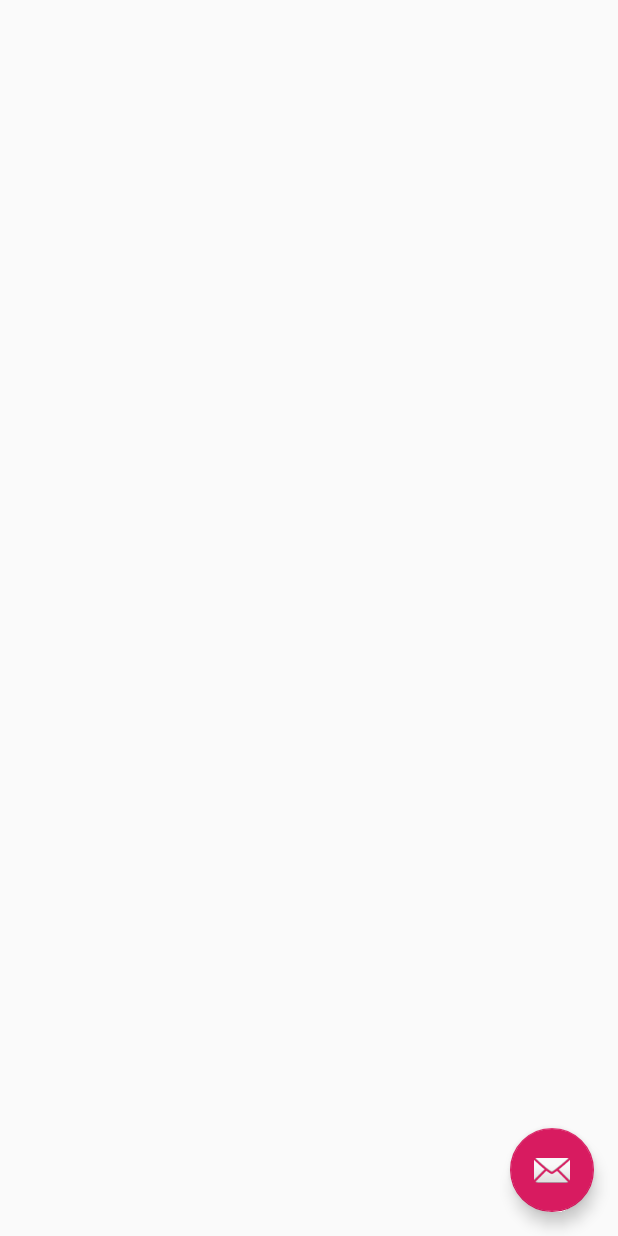
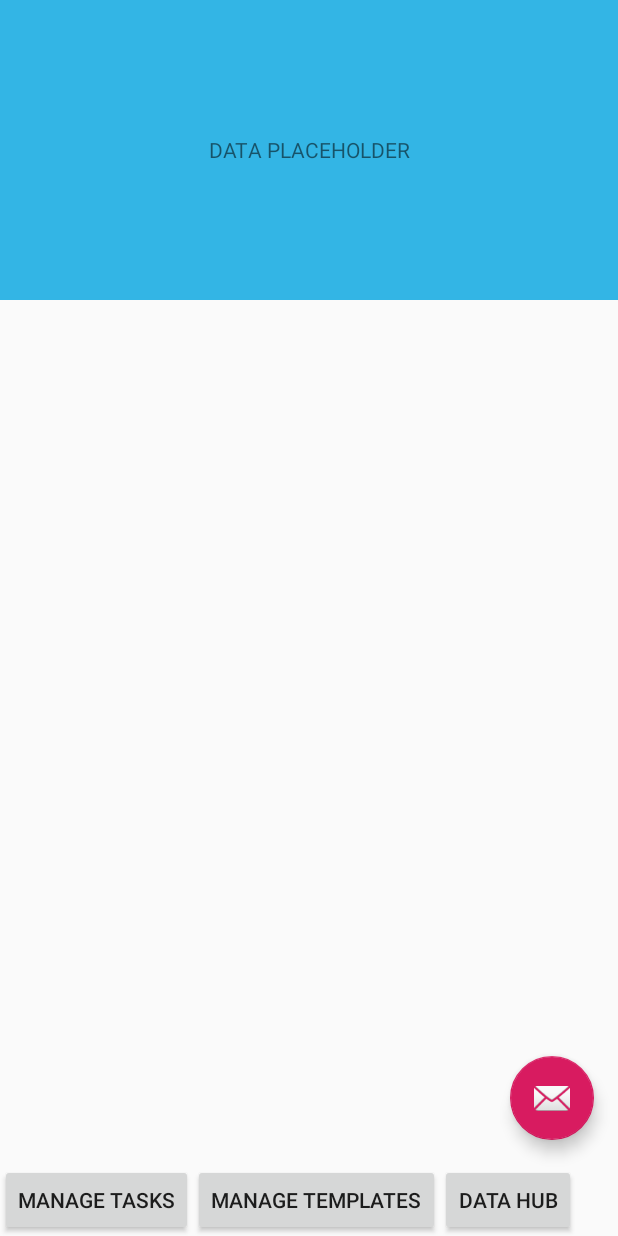
Before and after one commit to SeanWolfgang/ShrimpScheduler, an Android app: the screen it shows after launch (MainActivity), on a phone screen of 412 x 824 dp. Run offline under Robolectric (Android 15) with nearby library versions, the phone set to English and light mode, and no system bars; our stand-ins replace Room's generated code.

Commit message:
Made date picker functional in create task window. Fixed view at start page to display all three fragments without overlap.

```diff
--- /dev/null
+++ b/app/src/main/java/com/example/shrimpscheduler/ButtonRibbonFragment.java
@@ -0,0 +1,24 @@
+package com.example.shrimpscheduler;
+
+import android.os.Bundle;
+import android.view.LayoutInflater;
+import android.view.View;
+import android.view.ViewGroup;
+import android.widget.Button;
+
+import androidx.annotation.NonNull;
+import androidx.annotation.Nullable;
+import androidx.fragment.app.Fragment;
+
+public class ButtonRibbonFragment extends Fragment {
+    private Button manageTasksButton;
+    private Button manageTemplatesButton;
+    private Button dataHubButton;
+
+    @Nullable
+    @Override
+    public View onCreateView(@NonNull LayoutInflater inflater, @Nullable ViewGroup container, @Nullable Bundle savedInstanceState) {
+        View view = inflater.inflate(R.layout.button_ribbon, container, false);
+        return view;
+    }
+}
--- /dev/null
+++ b/app/src/main/java/com/example/shrimpscheduler/DataPreviewFragment.java
@@ -0,0 +1,19 @@
+package com.example.shrimpscheduler;
+
+import android.os.Bundle;
+import android.view.LayoutInflater;
+import android.view.View;
+import android.view.ViewGroup;
+
+import androidx.annotation.NonNull;
+import androidx.annotation.Nullable;
+import androidx.fragment.app.Fragment;
+
+public class DataPreviewFragment extends Fragment {
+    @Nullable
+    @Override
+    public View onCreateView(@NonNull LayoutInflater inflater, @Nullable ViewGroup container, @Nullable Bundle savedInstanceState) {
+        View view = inflater.inflate(R.layout.data_preview, container, false);
+        return view;
+    }
+}
--- a/app/src/main/java/com/example/shrimpscheduler/MainActivity.java
+++ b/app/src/main/java/com/example/shrimpscheduler/MainActivity.java
@@ -10,17 +10,21 @@ import com.google.android.material.snackbar.Snackbar;
 import androidx.annotation.RequiresApi;
 import androidx.appcompat.app.AppCompatActivity;
 import androidx.appcompat.widget.Toolbar;
+import androidx.fragment.app.Fragment;
 import androidx.lifecycle.ViewModelProvider;
 import androidx.recyclerview.widget.LinearLayoutManager;
 import androidx.recyclerview.widget.RecyclerView;
 
+import android.util.Log;
 import android.view.View;
 import android.view.Menu;
 import android.view.MenuItem;
 import android.widget.Toast;
 
 import java.time.Clock;
+import java.time.LocalDateTime;
 import java.time.OffsetDateTime;
+import java.time.ZoneOffset;
 
 public class MainActivity extends AppCompatActivity {
 
@@ -28,6 +32,8 @@ public class MainActivity extends AppCompatActivity {
     private ShrimpTaskViewModel shrimpTaskViewModel;
     public static final int NEW_WORD_ACTIVITY_REQUEST_CODE = 1;
     private RecyclerFragment recyclerFragment;
+    private Fragment buttonRibbonFragment;
+    private Fragment dataPreviewFragment;
 
 
     @Override
@@ -38,9 +44,13 @@ public class MainActivity extends AppCompatActivity {
         final ShrimpTaskAdapter adapter = new ShrimpTaskAdapter(new ShrimpTaskAdapter.ShrimpTaskDiff());
 
         recyclerFragment = new RecyclerFragment();
+        buttonRibbonFragment = new ButtonRibbonFragment();
+        dataPreviewFragment = new DataPreviewFragment();
 
         getSupportFragmentManager().beginTransaction()
+                .replace(R.id.top_container, dataPreviewFragment)
                 .replace(R.id.middle_container, recyclerFragment)
+                .replace(R.id.bottom_container, buttonRibbonFragment)
                 .commit();
 
         fab = findViewById(R.id.fab);
@@ -48,7 +58,6 @@ public class MainActivity extends AppCompatActivity {
         fab.setOnClickListener( view -> {
             Intent intent = new Intent(MainActivity.this, CreateTask.class);
             startActivityForResult(intent, NEW_WORD_ACTIVITY_REQUEST_CODE);
-
         });
     }
 
@@ -79,8 +88,17 @@ public class MainActivity extends AppCompatActivity {
         super.onActivityResult(requestCode, resultCode, data);
 
         if (requestCode == NEW_WORD_ACTIVITY_REQUEST_CODE && resultCode == RESULT_OK) {
-            ShrimpTask shrimpTask = new ShrimpTask(data.getStringExtra(CreateTask.EXTRA_REPLY1), "parent", OffsetDateTime.now(Clock.systemDefaultZone()), data.getStringExtra(CreateTask.EXTRA_REPLY2));
-            shrimpTaskViewModel.insert(shrimpTask);
+            //ShrimpTask shrimpTask = new ShrimpTask("je", "parent", OffsetDateTime.now(Clock.systemDefaultZone()), "je");
+            int[] dateArray = data.getIntArrayExtra(CreateTask.EXTRA_REPLY2);
+
+            // Log.w("myApp", dateArray.toString());
+
+            OffsetDateTime startDateTime = OffsetDateTime.of(LocalDateTime.of(dateArray[0], dateArray[1] + 1, dateArray[2], 00, 00),
+                    ZoneOffset.of("+12"));
+
+            ShrimpTask shrimpTask = new ShrimpTask(data.getStringExtra(CreateTask.EXTRA_REPLY1), "parent", startDateTime, data.getStringExtra(CreateTask.EXTRA_REPLY3));
+
+            recyclerFragment.getShrimpTaskViewModel().insert(shrimpTask);
         } else {
             Toast.makeText(
                     getApplicationContext(),
--- a/app/src/main/java/com/example/shrimpscheduler/RecyclerFragment.java
+++ b/app/src/main/java/com/example/shrimpscheduler/RecyclerFragment.java
@@ -25,11 +25,9 @@ public class RecyclerFragment extends Fragment {
         final ShrimpTaskAdapter adapter = new ShrimpTaskAdapter(new ShrimpTaskAdapter.ShrimpTaskDiff());
 
         recyclerView = view.findViewById(R.id.recycler_view);
-
-
-
         recyclerView.setLayoutManager(new LinearLayoutManager(view.getContext()));
         recyclerView.setAdapter(adapter);
+        recyclerView.setNestedScrollingEnabled(false);
 
         shrimpTaskViewModel.getAllShrimpTasks().observe(this, shrimpTasks -> {
             // Update the cached copy of the words in the adapter.
@@ -38,4 +36,6 @@ public class RecyclerFragment extends Fragment {
 
         return view;
     }
+
+    public ShrimpTaskViewModel getShrimpTaskViewModel() {return shrimpTaskViewModel;}
 }
--- a/app/src/main/res/layout/activity_main.xml
+++ b/app/src/main/res/layout/activity_main.xml
@@ -1,5 +1,5 @@
 <?xml version="1.0" encoding="utf-8"?>
-<androidx.coordinatorlayout.widget.CoordinatorLayout xmlns:android="http://schemas.android.com/apk/res/android"
+<androidx.constraintlayout.widget.ConstraintLayout xmlns:android="http://schemas.android.com/apk/res/android"
     xmlns:app="http://schemas.android.com/apk/res-auto"
     xmlns:tools="http://schemas.android.com/tools"
     android:layout_width="match_parent"
@@ -9,24 +9,35 @@
     <FrameLayout
         android:id="@+id/top_container"
         android:layout_width="match_parent"
-        android:layout_height="wrap_content"/>
+        android:layout_height="wrap_content"
+        android:layout_alignParentTop="true"
+        android:layout_alignParentLeft="true"
+        app:layout_constraintStart_toStartOf="parent"
+        app:layout_constraintTop_toTopOf="parent"/>
 
     <FrameLayout
         android:id="@+id/middle_container"
         android:layout_width="match_parent"
-        android:layout_height="wrap_content"/>
+        android:layout_height="0dp"
+        app:layout_constraintStart_toStartOf="parent"
+        app:layout_constraintVertical_chainStyle="spread_inside"
+        app:layout_constraintTop_toBottomOf="@id/top_container"
+        app:layout_constraintBottom_toTopOf="@id/bottom_container"/>
 
     <FrameLayout
         android:id="@+id/bottom_container"
         android:layout_width="match_parent"
-        android:layout_height="wrap_content"/>
+        android:layout_height="wrap_content"
+        app:layout_constraintStart_toStartOf="parent"
+        app:layout_constraintBottom_toBottomOf="parent"/>
 
     <com.google.android.material.floatingactionbutton.FloatingActionButton
         android:id="@+id/fab"
         android:layout_width="wrap_content"
         android:layout_height="wrap_content"
-        android:layout_gravity="bottom|end"
+        app:layout_constraintEnd_toEndOf="parent"
+        app:layout_constraintBottom_toTopOf="@id/bottom_container"
         android:layout_margin="@dimen/fab_margin"
         app:srcCompat="@android:drawable/ic_dialog_email" />
 
-</androidx.coordinatorlayout.widget.CoordinatorLayout>
+</androidx.constraintlayout.widget.ConstraintLayout>
--- /dev/null
+++ b/app/src/main/res/layout/button_ribbon.xml
@@ -0,0 +1,26 @@
+<?xml version="1.0" encoding="utf-8"?>
+<LinearLayout xmlns:android="http://schemas.android.com/apk/res/android"
+    android:orientation="horizontal"
+    android:layout_width="match_parent"
+    android:layout_height="wrap_content"
+    android:layout_gravity="center_horizontal">
+
+    <Button
+        android:layout_width="wrap_content"
+        android:layout_height="wrap_content"
+        android:id="@+id/manage_tasks"
+        android:text="@string/manage_tasks_button"/>
+
+    <Button
+        android:layout_width="wrap_content"
+        android:layout_height="wrap_content"
+        android:id="@+id/manage_templates"
+        android:text="@string/manage_templates_button"/>
+
+    <Button
+        android:layout_width="wrap_content"
+        android:layout_height="wrap_content"
+        android:id="@+id/data_hub"
+        android:text="@string/data_hub_button"/>
+
+</LinearLayout>
--- a/app/src/main/res/layout/content_main.xml
+++ b/app/src/main/res/layout/content_main.xml
@@ -1,9 +1,9 @@
 <?xml version="1.0" encoding="utf-8"?>
-<androidx.constraintlayout.widget.ConstraintLayout xmlns:android="http://schemas.android.com/apk/res/android"
+<androidx.core.widget.NestedScrollView xmlns:android="http://schemas.android.com/apk/res/android"
     xmlns:app="http://schemas.android.com/apk/res-auto"
     xmlns:tools="http://schemas.android.com/tools"
     android:layout_width="match_parent"
-    android:layout_height="wrap_content"
+    android:layout_height="match_parent"
     app:layout_behavior="@string/appbar_scrolling_view_behavior"
     tools:context=".MainActivity"
     tools:showIn="@layout/activity_main">
@@ -16,6 +16,6 @@
         app:layout_constraintBottom_toBottomOf="parent"
         app:layout_constraintLeft_toLeftOf="parent"
         app:layout_constraintRight_toRightOf="parent"
-        app:layout_constraintTop_toTopOf="parent" />
+        app:layout_constraintTop_toTopOf="parent"/>
 
-</androidx.constraintlayout.widget.ConstraintLayout>
+</androidx.core.widget.NestedScrollView>
--- /dev/null
+++ b/app/src/main/res/layout/data_preview.xml
@@ -0,0 +1,13 @@
+<?xml version="1.0" encoding="utf-8"?>
+<LinearLayout xmlns:android="http://schemas.android.com/apk/res/android"
+    android:orientation="vertical"
+    android:layout_width="match_parent"
+    android:layout_height="wrap_content">
+
+    <TextView
+        android:layout_width="match_parent"
+        android:layout_height="200dp"
+        android:text="DATA PLACEHOLDER"
+        android:background="@android:color/holo_blue_light"
+        android:gravity="center"></TextView>
+</LinearLayout>
--- a/app/src/main/res/values/strings.xml
+++ b/app/src/main/res/values/strings.xml
@@ -15,5 +15,8 @@
     <string name="default_start_time_text">Pick Start Time</string>
     <string name="default_start_date_text">Pick Start Date</string>
     <string name="task_template_label">Task Template</string>
+    <string name="manage_tasks_button">Manage Tasks</string>
+    <string name="manage_templates_button">Manage Templates</string>
+    <string name="data_hub_button">Data Hub</string>
 
 </resources>
```
Also changed, not shown: app/src/main/java/com/example/shrimpscheduler/CreateTask.java (+38 -4 lines), app/src/main/res/layout/create_task.xml (+22 -20 lines), app/src/main/res/layout/test_layout.xml (added, +26 -0 lines), 1 other file.
